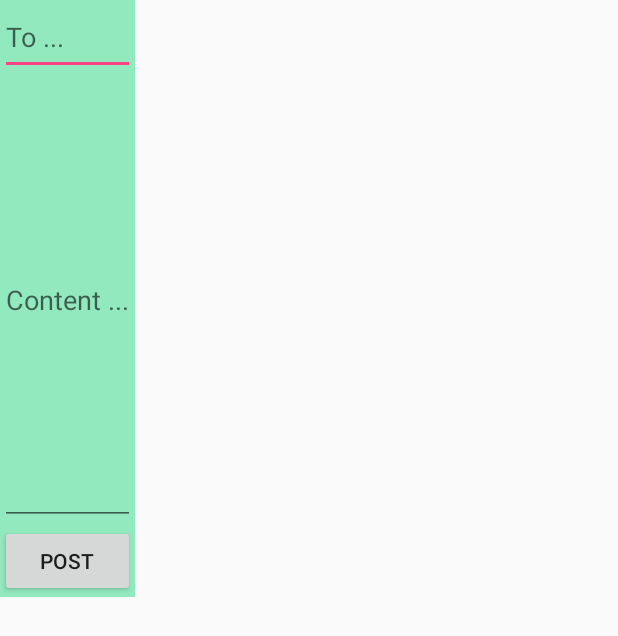
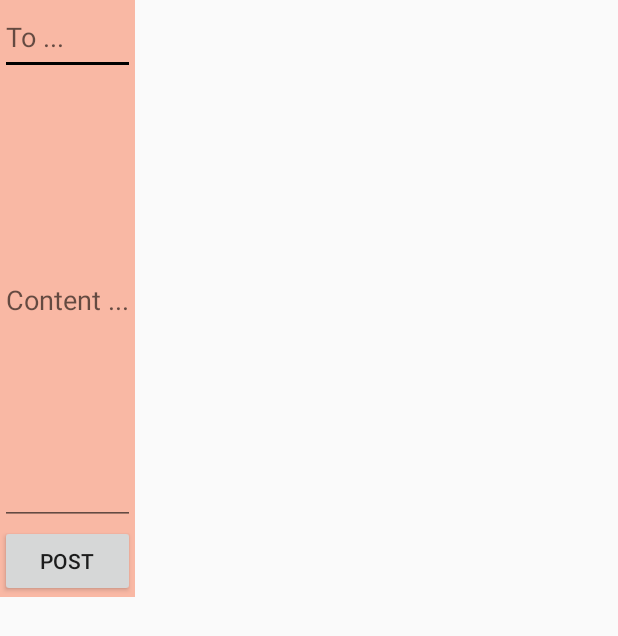
Before and after one commit to chaquo/chaquopy-console, an Android app: the layout activity_send_message.xml on its own in the app's theme, with its tools: preview values and no code run, on a phone screen of 412 x 824 dp. Shown: the top 636 px of the screen. Run offline under Robolectric (Android 15) with nearby library versions, the light colour scheme and no system bars.

Commit message:
Changed colors and delete unnecessary file

```diff
--- a/app/src/main/AndroidManifest.xml
+++ b/app/src/main/AndroidManifest.xml
@@ -10,7 +10,6 @@
         android:roundIcon="@mipmap/ic_launcher_round"
         android:supportsRtl="true"
         android:theme="@style/AppTheme">
-        <activity android:name="com.chaquo.python.utils.SendMessageActivity"></activity>
         <activity android:name="com.chaquo.python.utils.PostActivity" />
         <activity android:name="com.chaquo.python.utils.RecyclerFeedActivity" />
         <activity
--- a/app/src/main/res/layout/activity_send_message.xml
+++ b/app/src/main/res/layout/activity_send_message.xml
@@ -3,7 +3,7 @@
     xmlns:tools="http://schemas.android.com/tools"
     android:layout_width="wrap_content"
     android:layout_height="wrap_content"
-    android:background="#93e9be"
+    android:background="#F9B8A4"
     android:orientation="vertical">
 
     <EditText
--- a/app/src/main/res/values/colors.xml
+++ b/app/src/main/res/values/colors.xml
@@ -1,6 +1,6 @@
 <?xml version="1.0" encoding="utf-8"?>
 <resources>
-    <color name="colorPrimary">#3F51B5</color>
-    <color name="colorPrimaryDark">#303F9F</color>
-    <color name="colorAccent">#FF4081</color>
+    <color name="colorPrimary">#29304F</color> <!-->top bar color-->
+    <color name="colorPrimaryDark">#000000</color> <!-->android status bar color-->
+    <color name="colorAccent">#000000</color> <!-->button color-->
 </resources>
```
Also changed, not shown: app/src/main/java/com/chaquo/python/utils/SendMessageActivity.java (deleted, +0 -40 lines).
